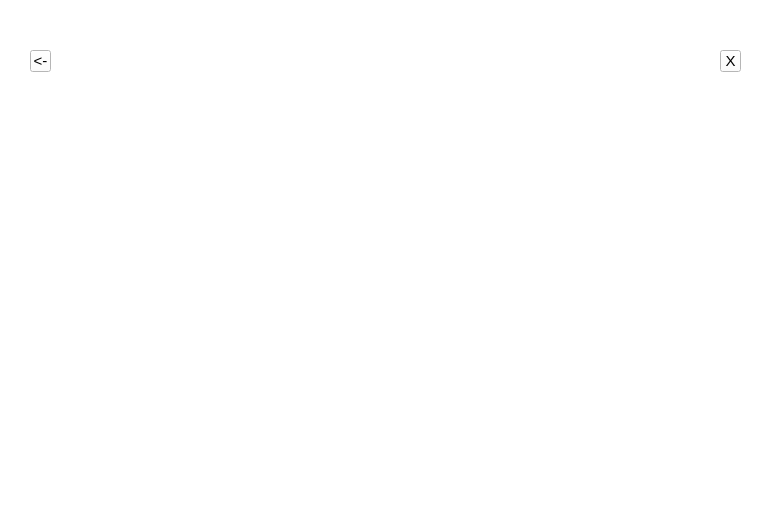
soulwinter/Escape-Maze, file setting.ui: the form before one commit.
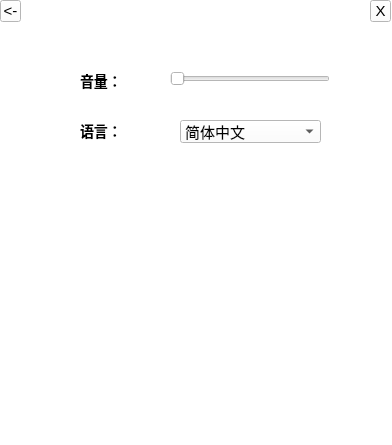
The form after the commit. Icons and pictures are not drawn.

```diff
--- a/setting.ui
+++ b/setting.ui
@@ -6,8 +6,8 @@
    <rect>
     <x>0</x>
     <y>0</y>
-    <width>769</width>
-    <height>530</height>
+    <width>392</width>
+    <height>445</height>
    </rect>
   </property>
   <property name="windowTitle">
@@ -30,14 +30,29 @@
 background-color:rgb(224,0,0);
 border-style:inset;
 font-style:MingLiU-ExtB;
+}
+QLabel{
+background:rgba(85,170,255,0);
+color:black;
+font-style:MingLiU-ExtB;
+font-size:14px;
+}
+QHorizontalSlider{
+background:rgba(85,170,255,0);
+color:black;
+font-style:MingLiU-ExtB;
+font-size:14px;
+}
+QComboBox{
+color:black;
 }</string>
   </property>
   <widget class="QFrame" name="frame">
    <property name="geometry">
     <rect>
-     <x>30</x>
-     <y>50</y>
-     <width>711</width>
+     <x>0</x>
+     <y>0</y>
+     <width>391</width>
      <height>441</height>
     </rect>
    </property>
@@ -63,7 +78,7 @@
    <widget class="QToolButton" name="toolButton_close">
     <property name="geometry">
      <rect>
-      <x>690</x>
+      <x>370</x>
       <y>0</y>
       <width>21</width>
       <height>22</height>
@@ -73,6 +88,79 @@
      <string>X</string>
     </property>
    </widget>
+   <widget class="QSlider" name="horizontalSlider">
+    <property name="geometry">
+     <rect>
+      <x>170</x>
+      <y>70</y>
+      <width>160</width>
+      <height>18</height>
+     </rect>
+    </property>
+    <property name="orientation">
+     <enum>Qt::Horizontal</enum>
+    </property>
+   </widget>
+   <widget class="QComboBox" name="comboBox_language">
+    <property name="geometry">
+     <rect>
+      <x>180</x>
+      <y>120</y>
+      <width>141</width>
+      <height>23</height>
+     </rect>
+    </property>
+    <item>
+     <property name="text">
+      <string>简体中文</string>
+     </property>
+    </item>
+    <item>
+     <property name="text">
+      <string>English</string>
+     </property>
+    </item>
+   </widget>
+   <widget class="QLabel" name="label_sound">
+    <property name="geometry">
+     <rect>
+      <x>80</x>
+      <y>70</y>
+      <width>81</width>
+      <height>21</height>
+     </rect>
+    </property>
+    <property name="font">
+     <font>
+      <pointsize>-1</pointsize>
+      <weight>75</weight>
+      <bold>true</bold>
+     </font>
+    </property>
+    <property name="text">
+     <string>音量：</string>
+    </property>
+   </widget>
+   <widget class="QLabel" name="label_language">
+    <property name="geometry">
+     <rect>
+      <x>80</x>
+      <y>120</y>
+      <width>51</width>
+      <height>21</height>
+     </rect>
+    </property>
+    <property name="font">
+     <font>
+      <pointsize>-1</pointsize>
+      <weight>75</weight>
+      <bold>true</bold>
+     </font>
+    </property>
+    <property name="text">
+     <string>语言：</string>
+    </property>
+   </widget>
   </widget>
  </widget>
  <resources/>
```
